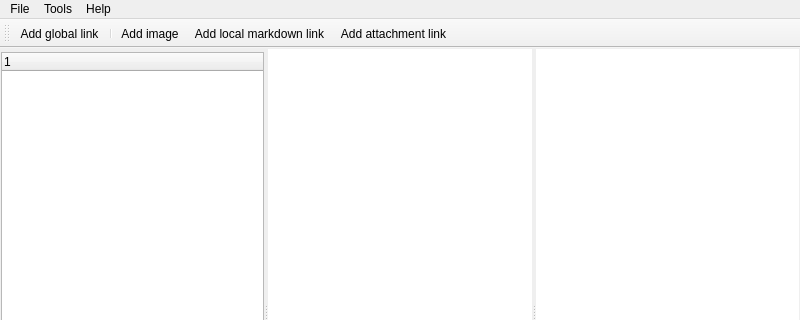
The window that src/Underverse/MainWindow.ui (marc-sturm/Underverse) describes before a commit, drawn with Qt 5; both pictures show x 0 to 800 and y 0 to 320 of the 800 by 600 pixel window.
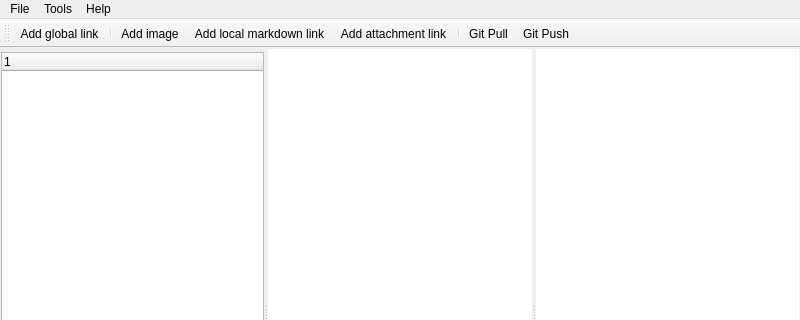
The same window after the commit. Icons and pictures are not drawn. Custom widgets are drawn as their Qt base class.

Commit message: Git actions are checked in background now.

```diff
--- a/src/Underverse/MainWindow.ui
+++ b/src/Underverse/MainWindow.ui
@@ -182,6 +182,9 @@
    <addaction name="actionAddImage"/>
    <addaction name="actionAddLinkMarkdown"/>
    <addaction name="actionAddLinkAttachment"/>
+   <addaction name="separator"/>
+   <addaction name="actionGitPull"/>
+   <addaction name="actionGitPush"/>
   </widget>
   <action name="actionAbout">
    <property name="text">
@@ -331,6 +334,24 @@
     <string>Open settings files</string>
    </property>
   </action>
+  <action name="actionGitPull">
+   <property name="icon">
+    <iconset resource="resources.qrc">
+     <normaloff>:/Resources/git_pull.png</normaloff>:/Resources/git_pull.png</iconset>
+   </property>
+   <property name="text">
+    <string>Git Pull</string>
+   </property>
+  </action>
+  <action name="actionGitPush">
+   <property name="icon">
+    <iconset resource="resources.qrc">
+     <normaloff>:/Resources/git_push.png</normaloff>:/Resources/git_push.png</iconset>
+   </property>
+   <property name="text">
+    <string>Git Push</string>
+   </property>
+  </action>
  </widget>
  <customwidgets>
   <customwidget>
```
Left out of the diff: 2 changed lines with no effect on the pictures. The commit also changes 14 other files.
